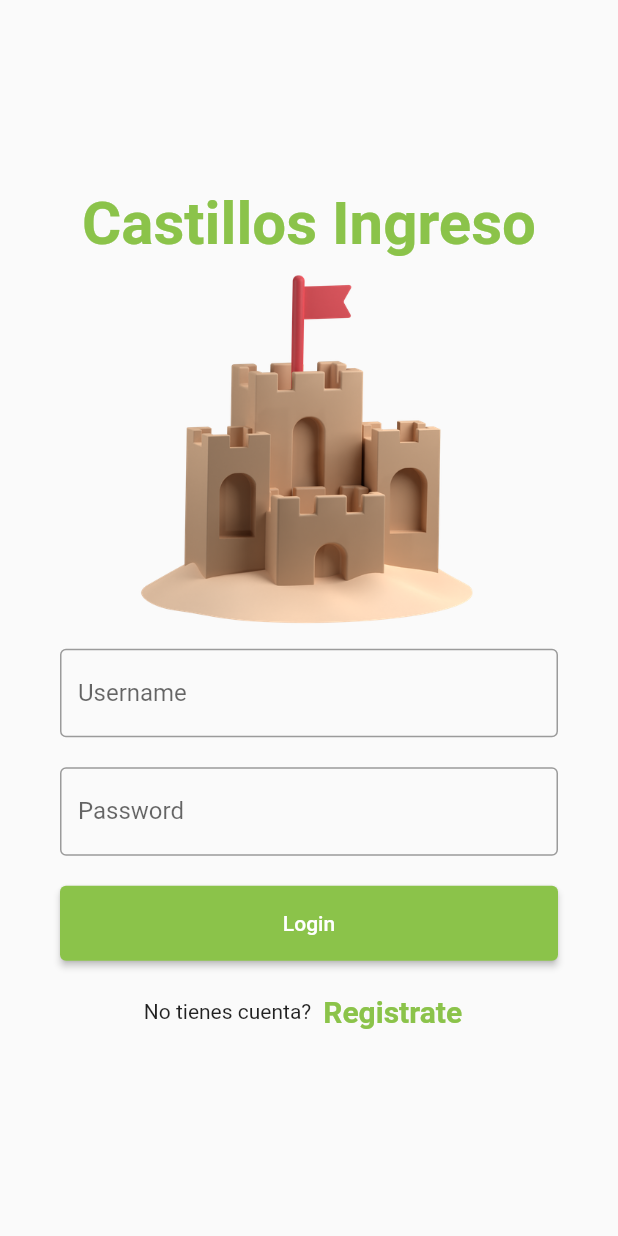
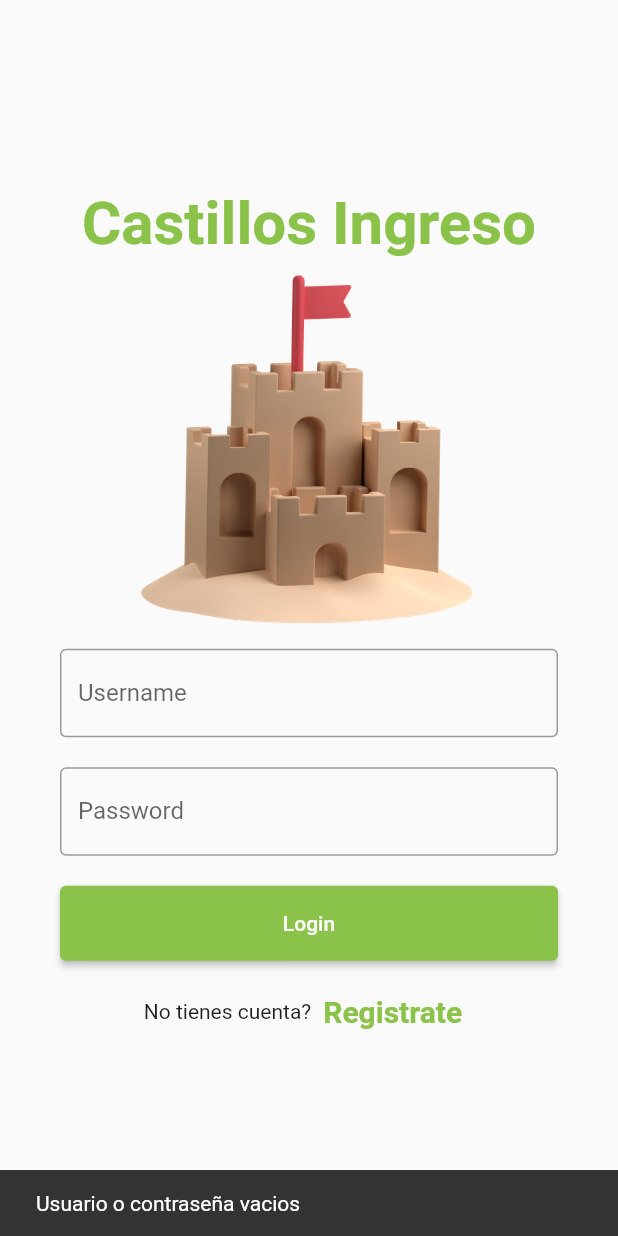
Before and after one commit to teorcl/event_viewer, a Flutter app: the screen it shows after launch, after a tap on "Login", on a phone screen of 412 x 824 dp. Run offline on Flutter 3.47's test engine with Material 2 defaults, Android fonts, the phone set to English and light mode, and no system bars; our stand-ins replace otp_text_field, shared_preferences.

Commit message:
Se adiciona validacion para campos vacios con toast

```diff
--- a/lib/widgets/login_widget.dart
+++ b/lib/widgets/login_widget.dart
@@ -47,7 +47,8 @@ class LoginWidget extends StatelessWidget {
                             primary: Colors.lightGreen),
                         onPressed: () {
                           if((userController.text).isEmpty || (passController.text).isEmpty){
-                              print("Usuario o contraseña vacios");
+                              //print("Usuario o contraseña vacios");
+                              ScaffoldMessenger.of(context).showSnackBar(const SnackBar(content: Text("Usuario o contraseña vacios"),));
                           }else{
                             ingresoServices.login(
                                 userController.text,
```
